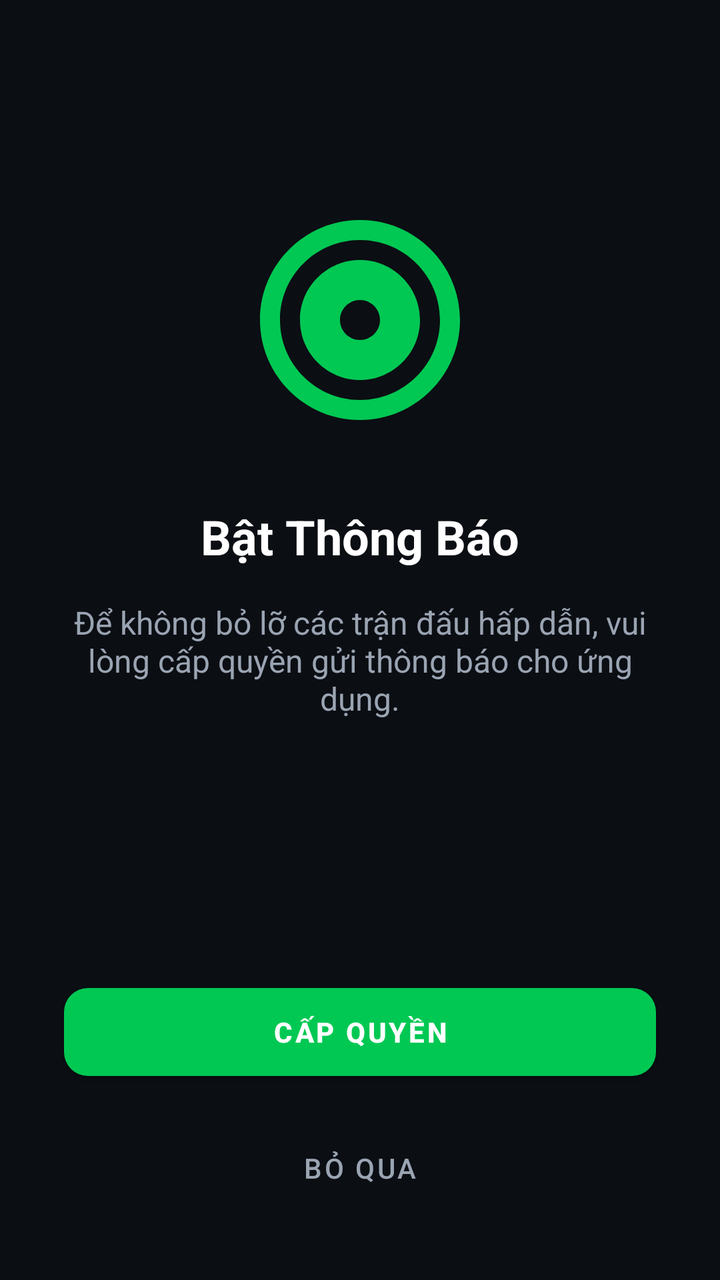
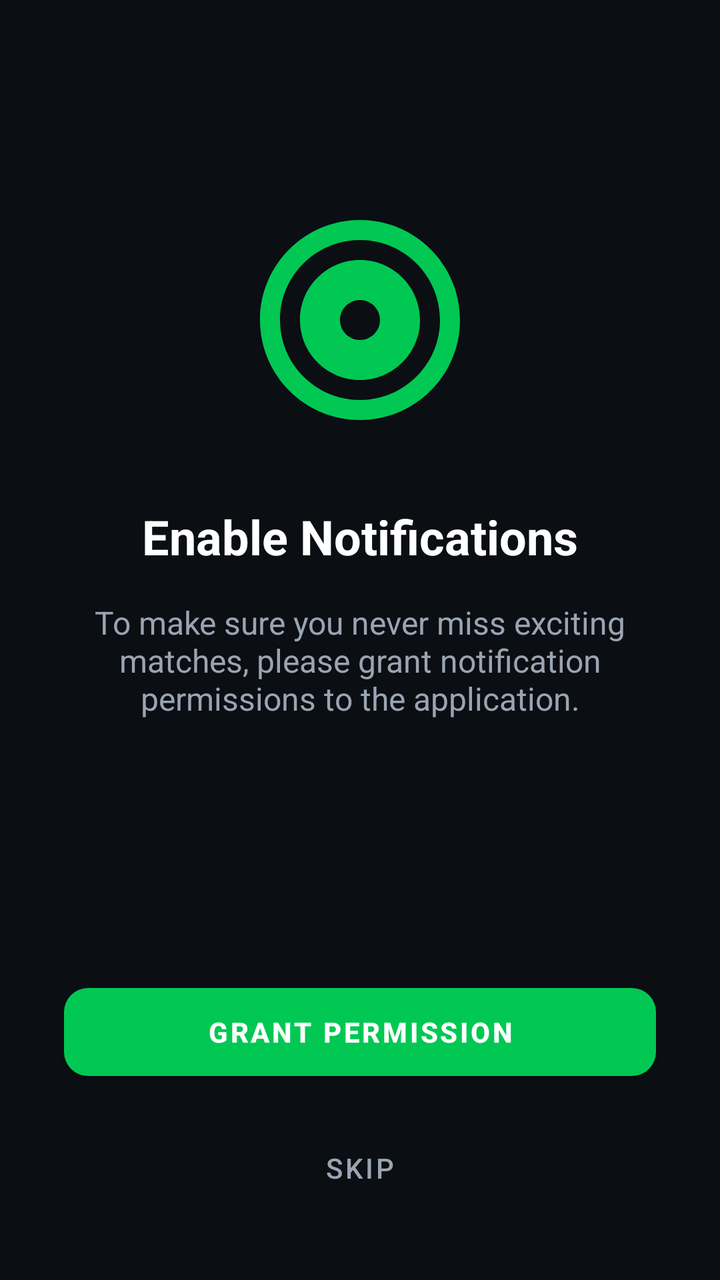

Compare the two renders of this Android layout. The source of the first and the diff that turns it into the second are given below.
<!-- AndroidManifest.xml: activity theme Theme.MyApplication -->
<!-- res/layout/activity_permission.xml -->
<?xml version="1.0" encoding="utf-8"?>
<androidx.constraintlayout.widget.ConstraintLayout xmlns:android="http://schemas.android.com/apk/res/android"
    xmlns:app="http://schemas.android.com/apk/res-auto"
    android:layout_width="match_parent"
    android:layout_height="match_parent"
    android:background="@color/bg_dark">

    <ImageView
        android:id="@+id/ivPermissionIcon"
        android:layout_width="120dp"
        android:layout_height="120dp"
        android:src="@drawable/ic_live"
        android:layout_marginTop="100dp"
        app:tint="@color/accent_green"
        app:layout_constraintEnd_toEndOf="parent"
        app:layout_constraintStart_toStartOf="parent"
        app:layout_constraintTop_toTopOf="parent" />

    <TextView
        android:id="@+id/tvPermissionTitle"
        android:layout_width="wrap_content"
        android:layout_height="wrap_content"
        android:layout_marginTop="32dp"
        android:text="Bật Thông Báo"
        android:textColor="@color/text_white"
        android:textSize="24sp"
        android:textStyle="bold"
        app:layout_constraintEnd_toEndOf="parent"
        app:layout_constraintStart_toStartOf="parent"
        app:layout_constraintTop_toBottomOf="@id/ivPermissionIcon" />

    <TextView
        android:id="@+id/tvPermissionDesc"
        android:layout_width="0dp"
        android:layout_height="wrap_content"
        android:layout_marginHorizontal="32dp"
        android:layout_marginTop="16dp"
        android:text="Để không bỏ lỡ các trận đấu hấp dẫn, vui lòng cấp quyền gửi thông báo cho ứng dụng."
        android:textColor="@color/text_muted"
        android:textSize="16sp"
        android:textAlignment="center"
        app:layout_constraintEnd_toEndOf="parent"
        app:layout_constraintStart_toStartOf="parent"
        app:layout_constraintTop_toBottomOf="@id/tvPermissionTitle" />

    <com.google.android.material.button.MaterialButton
        android:id="@+id/btnAllow"
        android:layout_width="match_parent"
        android:layout_height="56dp"
        android:layout_marginHorizontal="32dp"
        android:layout_marginBottom="16dp"
        android:text="Cấp Quyền"
        android:textColor="@color/white"
        android:textStyle="bold"
        app:backgroundTint="@color/accent_green"
        app:cornerRadius="12dp"
        app:layout_constraintBottom_toTopOf="@+id/btnSkip" />

    <com.google.android.material.button.MaterialButton
        android:id="@+id/btnSkip"
        style="@style/Widget.MaterialComponents.Button.TextButton"
        android:layout_width="wrap_content"
        android:layout_height="wrap_content"
        android:layout_marginBottom="32dp"
        android:text="Bỏ qua"
        android:textColor="@color/text_muted"
        app:layout_constraintBottom_toBottomOf="parent"
        app:layout_constraintEnd_toEndOf="parent"
        app:layout_constraintStart_toStartOf="parent" />

</androidx.constraintlayout.widget.ConstraintLayout>
<!-- resources referenced by this layout -->
<resources>
  <color name="accent_green">#00C853</color>
  <color name="bg_dark">#0B0E13</color>
  <color name="text_muted">#9AA4B2</color>
  <color name="text_white">#FFFFFF</color>
  <color name="white">#FFFFFFFF</color>
  <!-- drawable ic_live (drawable) -->
  <vector xmlns:android="http://schemas.android.com/apk/res/android"
      android:width="24dp"
      android:height="24dp"
      android:viewportWidth="24"
      android:viewportHeight="24">
    <path
        android:fillColor="#FFFFFFFF"
        android:pathData="M12,2C6.48,2 2,6.48 2,12s4.48,10 10,10 10,-4.48 10,-10S17.52,2 12,2zM12,20c-4.41,0 -8,-3.59 -8,-8s3.59,-8 8,-8 8,3.59 8,8 -3.59,8 -8,8zM12,6c-3.31,0 -6,2.69 -6,6s2.69,6 6,6 6,-2.69 6,-6 -2.69,-6 -6,-6zM12,14c-1.1,0 -2,-0.9 -2,-2s0.9,-2 2,-2 2,0.9 2,2 -0.9,2 -2,2z"/>
  </vector>
  <style name="Theme.MyApplication" parent="Theme.MaterialComponents.NoActionBar">
          
          <item name="colorPrimary">@color/accent_green</item>
          <item name="colorPrimaryVariant">@color/bg_dark</item>
          <item name="colorOnPrimary">@color/white</item>
          
          <item name="colorSecondary">@color/accent_green_secondary</item>
          <item name="colorSecondaryVariant">@color/accent_green</item>
          <item name="colorOnSecondary">@color/black</item>
          
          <item name="android:statusBarColor">@color/bg_dark</item>
          <item name="android:windowBackground">@color/bg_dark</item>
          <item name="android:navigationBarColor">@color/bg_dark</item>
          
          <item name="android:textColor">@color/text_white</item>
          <item name="android:textColorSecondary">@color/text_muted</item>
      </style>
  <color name="accent_green_secondary">#00E676</color>
  <color name="black">#FF000000</color>
</resources>

<!-- the commit's change to res/layout/activity_permission.xml (unified diff, before → after) -->
@@ -21,7 +21,7 @@
         android:layout_width="wrap_content"
         android:layout_height="wrap_content"
         android:layout_marginTop="32dp"
-        android:text="Bật Thông Báo"
+        android:text="@string/permission_title"
         android:textColor="@color/text_white"
         android:textSize="24sp"
         android:textStyle="bold"
@@ -35,7 +35,7 @@
         android:layout_height="wrap_content"
         android:layout_marginHorizontal="32dp"
         android:layout_marginTop="16dp"
-        android:text="Để không bỏ lỡ các trận đấu hấp dẫn, vui lòng cấp quyền gửi thông báo cho ứng dụng."
+        android:text="@string/permission_desc"
         android:textColor="@color/text_muted"
         android:textSize="16sp"
         android:textAlignment="center"
@@ -49,7 +49,7 @@
         android:layout_height="56dp"
         android:layout_marginHorizontal="32dp"
         android:layout_marginBottom="16dp"
-        android:text="Cấp Quyền"
+        android:text="@string/permission_allow"
         android:textColor="@color/white"
         android:textStyle="bold"
         app:backgroundTint="@color/accent_green"
@@ -62,7 +62,7 @@
         android:layout_width="wrap_content"
         android:layout_height="wrap_content"
         android:layout_marginBottom="32dp"
-        android:text="Bỏ qua"
+        android:text="@string/permission_skip"
         android:textColor="@color/text_muted"
         app:layout_constraintBottom_toBottomOf="parent"
         app:layout_constraintEnd_toEndOf="parent"
<!-- resource entries referenced after the edit -->
@@ -15,6 +15,10 @@
         android:fillColor="#FFFFFFFF"
         android:pathData="M12,2C6.48,2 2,6.48 2,12s4.48,10 10,10 10,-4.48 10,-10S17.52,2 12,2zM12,20c-4.41,0 -8,-3.59 -8,-8s3.59,-8 8,-8 8,3.59 8,8 -3.59,8 -8,8zM12,6c-3.31,0 -6,2.69 -6,6s2.69,6 6,6 6,-2.69 6,-6 -2.69,-6 -6,-6zM12,14c-1.1,0 -2,-0.9 -2,-2s0.9,-2 2,-2 2,0.9 2,2 -0.9,2 -2,2z"/>
   </vector>
+  <string name="permission_allow">Grant Permission</string>
+  <string name="permission_desc">To make sure you never miss exciting matches, please grant notification permissions to the application.</string>
+  <string name="permission_skip">Skip</string>
+  <string name="permission_title">Enable Notifications</string>
   <style name="Theme.MyApplication" parent="Theme.MaterialComponents.NoActionBar">
           
           <item name="colorPrimary">@color/accent_green</item>
